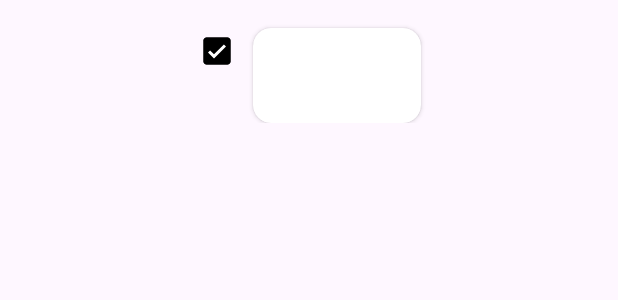
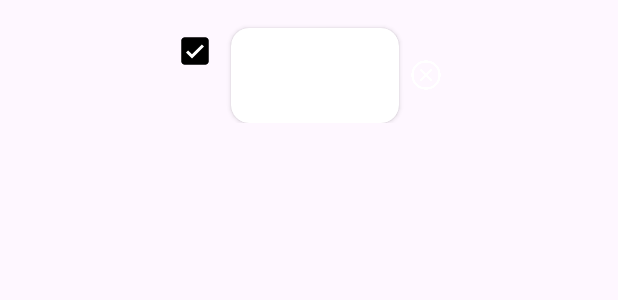
Before and after one commit to corangg/Img_decorat, an Android app: the layout item_layer.xml on its own in the app's theme, with its tools: preview values and no code run, on a phone screen of 412 x 824 dp. Shown: the top 300 px of the screen. Run offline under Robolectric (Android 15) with nearby library versions, the phone set to English and light mode, and no system bars.

Commit message:
-레이어 제거 추가 -레이어 위치 바꾸기 추가

```diff
--- a/src/main/res/layout/activity_main.xml
+++ b/src/main/res/layout/activity_main.xml
@@ -72,7 +72,7 @@
                 android:layout_below="@+id/main_toolbar"
                 android:background="@color/white"/>
 
-            <View
+            <FrameLayout
                 android:layout_width="match_parent"
                 android:layout_height="wrap_content"
                 android:id="@+id/img_view"
@@ -124,7 +124,7 @@
         </RelativeLayout>
 
         <RelativeLayout
-            android:layout_width="170dp"
+            android:layout_width="200dp"
             android:layout_height="match_parent"
             android:layout_marginTop="100dp"
             android:layout_marginBottom="80dp"
@@ -143,7 +143,7 @@
                 android:layout_height="36dp"
                 android:id="@+id/layer_add"
                 android:layout_alignParentBottom="true"
-                android:layout_marginHorizontal="67dp"
+                android:layout_centerHorizontal="true"
                 android:layout_marginBottom="16dp"
                 android:background="@drawable/ic_add"
                 android:backgroundTint="@color/white"
--- a/src/main/res/layout/item_layer.xml
+++ b/src/main/res/layout/item_layer.xml
@@ -54,6 +54,17 @@
                 android:scaleType="centerCrop" />
         </androidx.cardview.widget.CardView>
 
+        <ImageButton
+            android:layout_width="24dp"
+            android:layout_height="24dp"
+            android:id="@+id/layer_delete"
+            android:layout_marginLeft="6dp"
+            android:layout_marginTop="4dp"
+            android:layout_gravity="center_vertical"
+            android:background="@drawable/ic_delete"
+            android:backgroundTint="@color/white"
+            />
+
 
     </LinearLayout>
 </layout>
```
Also changed, not shown: src/main/java/com/example/img_decorat/ui/MainActivity.kt (+51 -2 lines), src/main/java/com/example/img_decorat/ui/adapter/LayerAdapter.kt (+7 -1 lines), src/main/java/com/example/img_decorat/viewmodel/MainViewModel.kt (+21 -0 lines), src/main/res/drawable/ic_delete.png (added).
